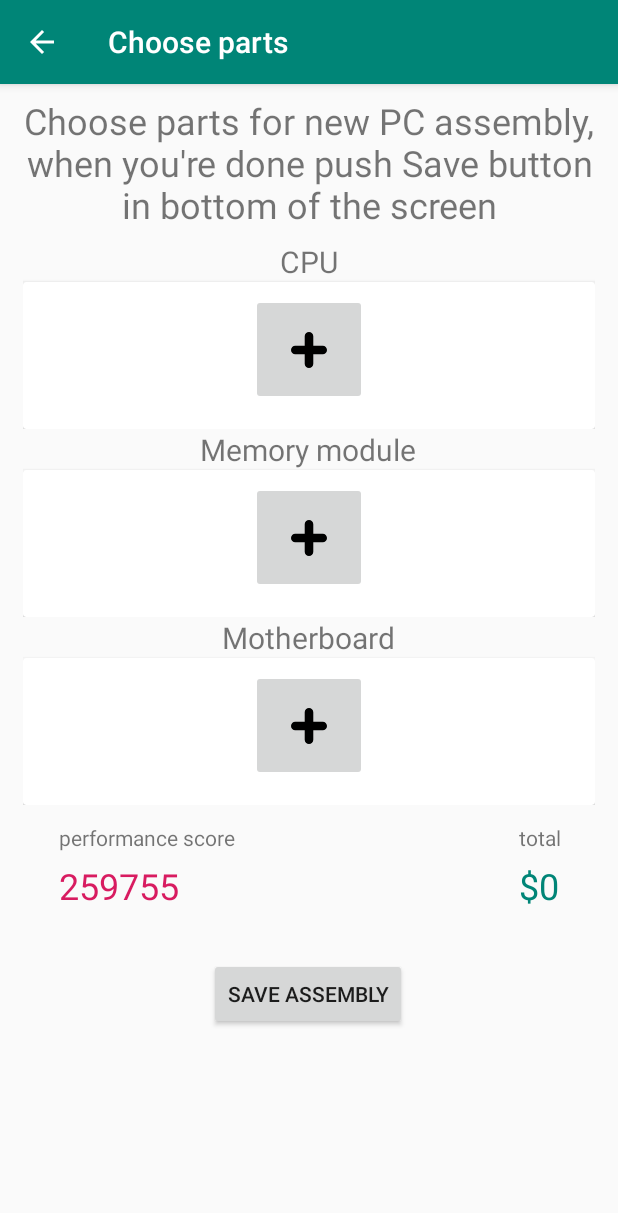
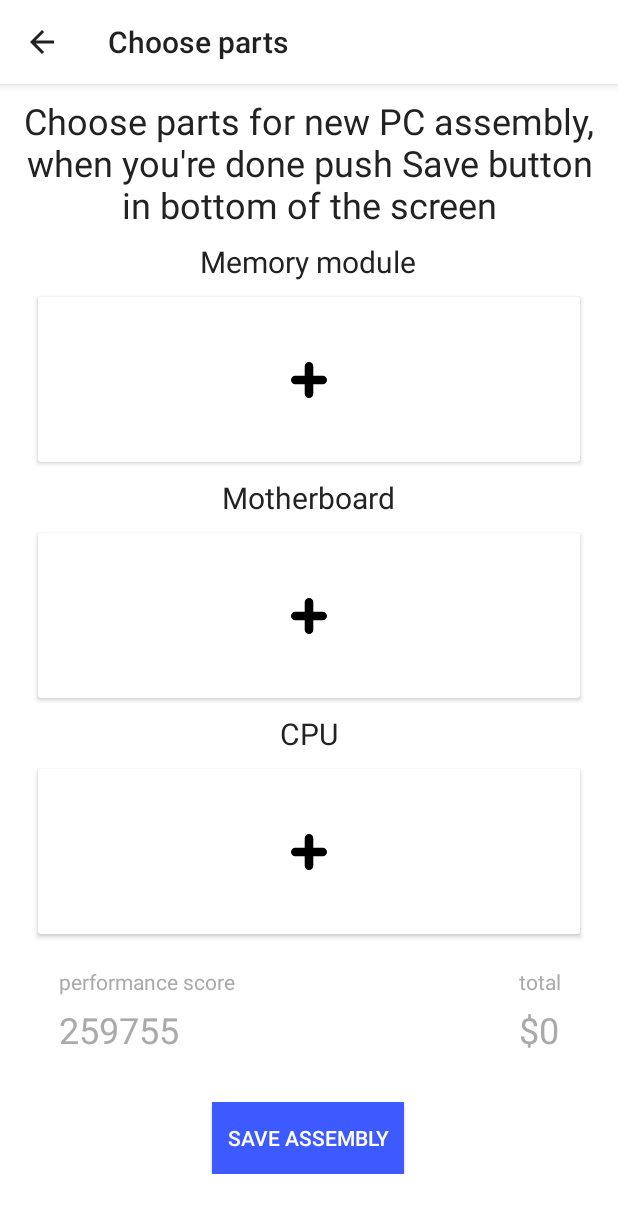
Before and after one commit to abbysoft-team/WiseBuild, an Android app: the CreateAssemblyActivity screen opened directly, with no data from a screen before it, on a phone screen of 412 x 824 dp. Shown: the top 1213 px of the screen. Run offline under Robolectric (Android 15) with nearby library versions, the phone set to English and light mode, and no system bars; 2 statements that could not run were skipped.

Commit message:
Styling the app

```diff
--- a/app/src/main/AndroidManifest.xml
+++ b/app/src/main/AndroidManifest.xml
@@ -14,7 +14,7 @@
         android:theme="@style/AppTheme">
         <activity
             android:name=".ui.login.LoginActivity"
-            android:label="@string/title_activity_login"></activity>
+            android:label="@string/title_activity_login" />
         <activity android:name="com.vk.sdk.VKServiceActivity"
             android:label="ServiceActivity"
             android:theme="@style/VK.Transparent" />
--- a/app/src/main/res/layout-land/activity_part_creation.xml
+++ b/app/src/main/res/layout-land/activity_part_creation.xml
@@ -23,6 +23,7 @@
 
     <Button
         android:id="@+id/save_component_button"
+        style="@style/AppTheme.ButtonColored"
         android:layout_width="wrap_content"
         android:layout_height="wrap_content"
         android:layout_marginStart="8dp"
--- a/app/src/main/res/layout/activity_add_part.xml
+++ b/app/src/main/res/layout/activity_add_part.xml
@@ -27,7 +27,7 @@
     <Button
         android:id="@+id/add_memory_button"
         android:layout_width="300dp"
-        android:layout_height="0dp"
+        android:layout_height="70dp"
         android:layout_marginStart="8dp"
         android:layout_marginLeft="8dp"
         android:layout_marginTop="38dp"
@@ -44,7 +44,7 @@
     <Button
         android:id="@+id/add_motherboard_button"
         android:layout_width="300dp"
-        android:layout_height="wrap_content"
+        android:layout_height="70dp"
         android:layout_marginStart="8dp"
         android:layout_marginLeft="8dp"
         android:layout_marginTop="100dp"
@@ -61,7 +61,7 @@
     <Button
         android:id="@+id/add_cpu_button"
         android:layout_width="300dp"
-        android:layout_height="0dp"
+        android:layout_height="70dp"
         android:layout_marginStart="8dp"
         android:layout_marginLeft="8dp"
         android:layout_marginTop="35dp"
--- a/app/src/main/res/layout/activity_create_assembly.xml
+++ b/app/src/main/res/layout/activity_create_assembly.xml
@@ -10,7 +10,8 @@
         android:layout_width="match_parent"
         android:layout_height="wrap_content"
         android:paddingLeft="15dp"
-        android:paddingRight="15dp">
+        android:paddingRight="15dp"
+        android:paddingBottom="10dp">
 
         <TextView
             android:id="@+id/assembly_activity_header"
@@ -39,6 +40,7 @@
             android:layout_height="17dp"
             android:layout_marginTop="12dp"
             android:text="@string/total"
+            android:textColor="@color/colorTextSecondary"
             app:layout_constraintStart_toStartOf="@+id/assembly_total_price"
             app:layout_constraintTop_toBottomOf="@+id/assembly_parts_recycler" />
 
@@ -50,7 +52,7 @@
             android:layout_marginEnd="24dp"
             android:layout_marginRight="24dp"
             android:text="12524$"
-            android:textColor="@color/colorPrimary"
+            android:textColor="@color/colorTextSecondary"
             android:textSize="24sp"
             app:layout_constraintEnd_toEndOf="parent"
             app:layout_constraintTop_toBottomOf="@+id/assembly_total_price_label" />
@@ -62,7 +64,7 @@
             android:layout_marginStart="24dp"
             android:layout_marginLeft="24dp"
             android:text="259755"
-            android:textColor="@color/colorAccent"
+            android:textColor="@color/colorTextSecondary"
             android:textSize="24sp"
             app:layout_constraintStart_toStartOf="parent"
             app:layout_constraintTop_toTopOf="@+id/assembly_total_price" />
@@ -72,11 +74,13 @@
             android:layout_width="wrap_content"
             android:layout_height="wrap_content"
             android:text="@string/performance_score"
+            android:textColor="@color/colorTextSecondary"
             app:layout_constraintStart_toStartOf="@+id/assembly_total_price2"
             app:layout_constraintTop_toTopOf="@+id/assembly_total_price_label" />
 
         <Button
             android:id="@+id/assembly_save_button"
+            style="@style/AppTheme.ButtonColored"
             android:layout_width="wrap_content"
             android:layout_height="wrap_content"
             android:layout_marginStart="8dp"
@@ -85,6 +89,7 @@
             android:layout_marginEnd="8dp"
             android:layout_marginRight="8dp"
             android:onClick="saveAssembly"
+            android:padding="10dp"
             android:text="@string/save_assembly"
             app:layout_constraintEnd_toEndOf="parent"
             app:layout_constraintHorizontal_bias="0.498"
--- a/app/src/main/res/layout/activity_login.xml
+++ b/app/src/main/res/layout/activity_login.xml
@@ -29,6 +29,7 @@
 
     <Button
         android:id="@+id/button2"
+        style="@style/AppTheme.ButtonColored"
         android:layout_width="100dp"
         android:layout_height="100dp"
         android:layout_marginStart="8dp"
--- a/app/src/main/res/layout/activity_part_creation.xml
+++ b/app/src/main/res/layout/activity_part_creation.xml
@@ -161,6 +161,7 @@
 
     <Button
         android:id="@+id/save_component_button"
+        style="@style/AppTheme.ButtonColored"
         android:layout_width="wrap_content"
         android:layout_height="wrap_content"
         android:layout_marginStart="8dp"
--- a/app/src/main/res/layout/assembly_part_view.xml
+++ b/app/src/main/res/layout/assembly_part_view.xml
@@ -169,51 +169,14 @@
                 app:layout_constraintBottom_toTopOf="@+id/assembly_part_photo"
                 app:layout_constraintStart_toStartOf="@+id/assembly_part_photo" />
 
-            <LinearLayout
-                android:layout_width="65dp"
-                android:layout_height="16dp"
-                android:layout_marginEnd="8dp"
-                android:layout_marginRight="8dp"
-                android:layout_marginBottom="8dp"
-                android:orientation="horizontal"
-                app:layout_constraintBottom_toTopOf="@+id/assembly_part_price"
-                app:layout_constraintEnd_toEndOf="parent">
-
-                <ImageView
-                    android:id="@+id/imageView"
-                    android:layout_width="wrap_content"
-                    android:layout_height="wrap_content"
-                    android:layout_weight="1"
-                    app:srcCompat="@android:drawable/btn_star_big_off" />
-
-                <ImageView
-                    android:id="@+id/imageView2"
-                    android:layout_width="wrap_content"
-                    android:layout_height="wrap_content"
-                    android:layout_weight="1"
-                    app:srcCompat="@android:drawable/btn_star_big_off" />
-
-                <ImageView
-                    android:id="@+id/imageView3"
-                    android:layout_width="wrap_content"
-                    android:layout_height="wrap_content"
-                    android:layout_weight="1"
-                    app:srcCompat="@android:drawable/btn_star_big_off" />
-
-                <ImageView
-                    android:id="@+id/imageView4"
-                    android:layout_width="wrap_content"
-                    android:layout_height="wrap_content"
-                    android:layout_weight="1"
-                    app:srcCompat="@android:drawable/btn_star_big_on" />
-
-                <ImageView
-                    android:id="@+id/imageView5"
-                    android:layout_width="wrap_content"
-                    android:layout_height="wrap_content"
-                    android:layout_weight="1"
-                    app:srcCompat="@android:drawable/btn_star_big_on" />
-            </LinearLayout>
+            <RatingBar
+                android:id="@+id/ratingBar"
+                style="@style/Widget.AppCompat.RatingBar.Small"
+                android:layout_width="wrap_content"
+                android:layout_height="wrap_content"
+                android:layout_marginTop="8dp"
+                app:layout_constraintEnd_toEndOf="parent"
+                app:layout_constraintTop_toTopOf="parent" />
 
         </androidx.constraintlayout.widget.ConstraintLayout>
 
@@ -221,15 +184,21 @@
 
     <androidx.cardview.widget.CardView
         android:layout_width="match_parent"
-        android:layout_height="wrap_content">
+        android:layout_height="wrap_content"
+        android:layout_margin="10dp"
+        android:padding="10dp">
 
         <androidx.constraintlayout.widget.ConstraintLayout
             android:id="@+id/assembly_no_part_card"
             android:layout_width="match_parent"
-            android:layout_height="wrap_content">
+            android:layout_height="wrap_content"
+            android:layout_margin="10dp"
+            android:layout_marginLeft="10dp"
+            android:layout_marginRight="10dp">
 
             <ImageButton
                 android:id="@+id/assembly_add_part_button"
+                style="@style/AppTheme.ButtonImageLight"
                 android:layout_width="77dp"
                 android:layout_height="74dp"
                 android:layout_marginStart="8dp"
@@ -237,7 +206,10 @@
                 android:layout_marginTop="8dp"
                 android:layout_marginEnd="8dp"
                 android:layout_marginRight="8dp"
-                android:layout_marginBottom="16dp"
+                android:layout_marginBottom="8dp"
+                android:background="@color/colorBackground"
+                android:outlineAmbientShadowColor="#00000000"
+                android:outlineSpotShadowColor="#00000000"
                 app:layout_constraintBottom_toBottomOf="parent"
                 app:layout_constraintEnd_toEndOf="parent"
                 app:layout_constraintStart_toStartOf="parent"
--- a/app/src/main/res/layout/browser.xml
+++ b/app/src/main/res/layout/browser.xml
@@ -12,8 +12,7 @@
         android:layout_width="match_parent"
         android:layout_height="@dimen/app_bar_height"
         android:layout_marginBottom="10dp"
-        android:fitsSystemWindows="true"
-        android:theme="@style/AppTheme.AppBarOverlay">
+        android:fitsSystemWindows="true">
 
         <com.google.android.material.appbar.CollapsingToolbarLayout
             android:id="@+id/toolbar_layout"
@@ -43,8 +42,10 @@
         android:layout_width="wrap_content"
         android:layout_height="wrap_content"
         android:layout_margin="@dimen/fab_margin"
+        android:background="@color/colorAlert"
         android:onClick="addPartButtonClicked"
         android:tint="#FFFFFFFF"
+        app:backgroundTint="@color/colorAlert"
         app:layout_anchor="@+id/include"
         app:layout_anchorGravity="bottom|end"
         app:srcCompat="@drawable/ic_add" />
--- a/app/src/main/res/layout/part_view.xml
+++ b/app/src/main/res/layout/part_view.xml
@@ -20,7 +20,7 @@
             android:layout_marginRight="24dp"
             android:layout_marginBottom="8dp"
             android:text="@string/price"
-            android:textColor="@color/colorPrimary"
+            android:textColor="@color/colorTextSecondary"
             android:textSize="18sp"
             app:layout_constraintBottom_toBottomOf="parent"
             app:layout_constraintEnd_toEndOf="parent"
--- a/app/src/main/res/values/colors.xml
+++ b/app/src/main/res/values/colors.xml
@@ -1,6 +1,12 @@
 <?xml version="1.0" encoding="utf-8"?>
 <resources>
-    <color name="colorPrimary">#008577</color>
-    <color name="colorPrimaryDark">#00574B</color>
-    <color name="colorAccent">#D81B60</color>
+    <color name="colorPrimary">#FFFFFF</color>
+    <color name="colorPrimaryDark">#3D5AFE</color>
+    <color name="colorAccent">#F50057</color>
+    <color name="colorTextSecondary">#AAAAAA</color>
+    <color name="colorTextDark">#222222</color>
+    <color name="colorTextLight">#FFFFFF</color>
+    <color name="colorSuccess">#00E676</color>
+    <color name="colorAlert">#F50057</color>
+    <color name="colorBackground">#FFFFFF</color>
 </resources>
--- a/app/src/main/res/values/styles.xml
+++ b/app/src/main/res/values/styles.xml
@@ -1,11 +1,14 @@
 <resources>
 
     <!-- Base application theme. -->
-    <style name="AppTheme" parent="Theme.AppCompat.Light.DarkActionBar">
+    <style name="AppTheme" parent="Theme.AppCompat.Light">
         <!-- Customize your theme here. -->
         <item name="colorPrimary">@color/colorPrimary</item>
         <item name="colorPrimaryDark">@color/colorPrimaryDark</item>
         <item name="colorAccent">@color/colorAccent</item>
+        <item name="android:textColor">@color/colorTextDark</item>
+        <item name="buttonStyle">@style/AppTheme.Button</item>
+        <item name="android:background">@color/colorBackground</item>
     </style>
 
     <style name="AppTheme.NoActionBar">
@@ -13,7 +16,36 @@
         <item name="windowNoTitle">true</item>
     </style>
 
-    <style name="AppTheme.AppBarOverlay" parent="ThemeOverlay.AppCompat.Dark.ActionBar" />
+    <style name="AppTheme.Button" parent="@style/Widget.AppCompat.Button">
+        <item name="android:textColor">@color/colorPrimaryDark</item>
+        <item name="android:background">@color/colorTextLight</item>
+    </style>
+
+    <style name="AppTheme.ButtonColored" parent="@style/Widget.AppCompat.Button.Colored">
+        <item name="android:textColor">@color/colorTextLight</item>
+        <item name="android:background">@color/colorPrimaryDark</item>
+    </style>
+
+    <style name="AppTheme.ButtonImage" parent="@style/Widget.AppCompat.ImageButton">
+        <item name="android:textColor">@color/colorTextLight</item>
+        <item name="android:background">@color/colorPrimaryDark</item>
+    </style>
+
+    <style name="AppTheme.ButtonImageLight" parent="@style/Widget.AppCompat.ImageButton">
+        <item name="android:textColor">@color/colorPrimaryDark</item>
+        <item name="android:background">@color/colorTextLight</item>
+    </style>
+
+
+    <style name="AppTheme.TabLayout" parent="Widget.Design.TabLayout">
+        <item name="tabIndicatorColor">@color/colorAccent</item>
+        <item name="tabIndicatorHeight">4dp</item>
+        <item name="tabPaddingStart">6dp</item>
+        <item name="tabPaddingEnd">6dp</item>
+        <item name="tabBackground">@color/colorBackground</item>
+        <item name="tabSelectedTextColor">@color/colorPrimaryDark</item>
+    </style>
+
 
     <style name="AppTheme.PopupOverlay" parent="ThemeOverlay.AppCompat.Light" />
 
```
Also changed, not shown: app/src/main/res/layout/activity_main.xml (+18 -15 lines), app/src/main/res/layout/browser_content.xml (+5 -2 lines).
